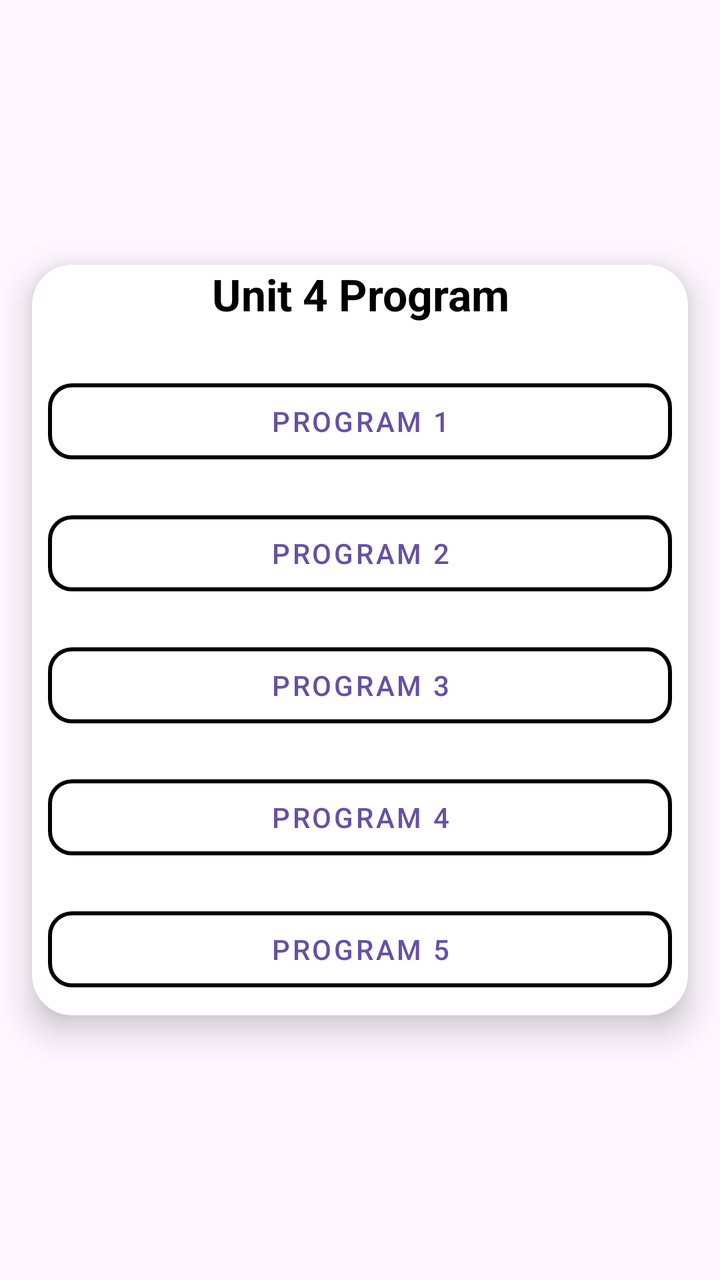
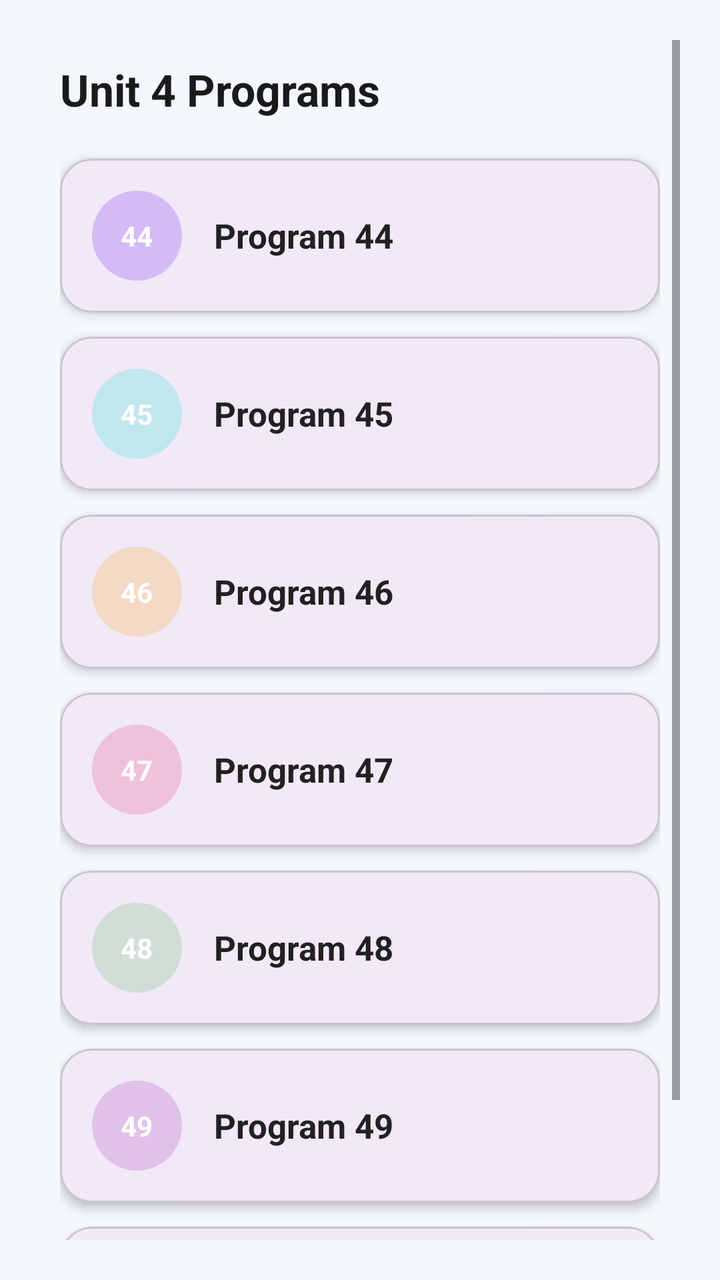

The first picture is an Android layout as it rendered before a commit; the second is the same layout after the commit. The layout source and the unified diff follow.
<!-- AndroidManifest.xml: application theme Theme.MyApplicationMCA -->
<!-- res/layout/activity_unit4_list_page.xml -->
<LinearLayout xmlns:android="http://schemas.android.com/apk/res/android"
    xmlns:app="http://schemas.android.com/apk/res-auto"
    xmlns:tools="http://schemas.android.com/tools"
    android:id="@+id/main"
    android:layout_width="match_parent"
    android:layout_height="match_parent"
    android:animateLayoutChanges="true"
    android:gravity="center"
    android:orientation="vertical"
    tools:context=".UNIT4_LIST_PAGE">

    
    <androidx.cardview.widget.CardView
        android:id="@+id/card_units"
        android:layout_width="match_parent"
        android:layout_height="wrap_content"
        android:padding="16dp"
        android:layout_margin="16dp"
        app:cardCornerRadius="20dp"
        app:cardElevation="10dp">

        <LinearLayout
            android:layout_width="match_parent"
            android:layout_height="wrap_content"
            android:gravity="center"
            android:orientation="vertical">

            <TextView
                android:layout_width="match_parent"
                android:layout_height="wrap_content"
                android:layout_marginBottom="16dp"
                android:gravity="center"
                android:text="Unit 4 Program"
                android:textSize="22sp"
                android:textStyle="bold"
                android:textColor="@android:color/black" />

            
            <com.google.android.material.button.MaterialButton
                android:id="@+id/btnpro1"
                style="@style/Widget.MaterialComponents.Button.OutlinedButton"
                android:layout_width="match_parent"
                android:layout_height="50dp"
                android:layout_margin="8dp"
                android:text="PROGRAM 1"
                app:cornerRadius="12dp"
                app:strokeColor="@color/black"
                app:strokeWidth="2dp" />

            <com.google.android.material.button.MaterialButton
                android:id="@+id/btnpro2"
                style="@style/Widget.MaterialComponents.Button.OutlinedButton"
                android:layout_width="match_parent"
                android:layout_height="50dp"
                android:layout_margin="8dp"
                android:text="PROGRAM 2"
                app:cornerRadius="12dp"
                app:strokeColor="@color/black"
                app:strokeWidth="2dp" />

            <com.google.android.material.button.MaterialButton
                android:id="@+id/btnpro3"
                style="@style/Widget.MaterialComponents.Button.OutlinedButton"
                android:layout_width="match_parent"
                android:layout_height="50dp"
                android:layout_margin="8dp"
                android:text="PROGRAM 3"
                app:cornerRadius="12dp"
                app:strokeColor="@color/black"
                app:strokeWidth="2dp" />

            <com.google.android.material.button.MaterialButton
                android:id="@+id/btnpro4"
                style="@style/Widget.MaterialComponents.Button.OutlinedButton"
                android:layout_width="match_parent"
                android:layout_height="50dp"
                android:layout_margin="8dp"
                android:text="PROGRAM 4"
                app:cornerRadius="12dp"
                app:strokeColor="@color/black"
                app:strokeWidth="2dp" />

            <com.google.android.material.button.MaterialButton
                android:id="@+id/btnpro5"
                style="@style/Widget.MaterialComponents.Button.OutlinedButton"
                android:layout_width="match_parent"
                android:layout_height="50dp"
                android:layout_margin="8dp"
                android:text="PROGRAM 5"
                app:cornerRadius="12dp"
                app:strokeColor="@color/black"
                app:strokeWidth="2dp" />

        </LinearLayout>
    </androidx.cardview.widget.CardView>
</LinearLayout>
<!-- resources referenced by this layout -->
<resources>
  <color name="black">#FF000000</color>
  <style name="Theme.MyApplicationMCA" parent="Base.Theme.MyApplicationMCA" />
  <style name="Base.Theme.MyApplicationMCA" parent="Theme.Material3.Light.NoActionBar">
          <item name="android:windowTranslucentStatus">false</item>
          <item name="android:windowTranslucentNavigation">false</item>
          <item name="android:statusBarColor">@android:color/transparent</item>
          <item name="android:navigationBarColor">@android:color/transparent</item>
  
          <item name="android:windowLightStatusBar">true</item>
          <item name="android:windowLightNavigationBar" tools:targetApi="27">true</item>
      </style>
</resources>

<!-- the commit's change to res/layout/activity_unit4_list_page.xml (unified diff, before → after) -->
@@ -1,96 +1,287 @@
-<LinearLayout xmlns:android="http://schemas.android.com/apk/res/android"
+<?xml version="1.0" encoding="utf-8"?>
+<ScrollView xmlns:android="http://schemas.android.com/apk/res/android"
     xmlns:app="http://schemas.android.com/apk/res-auto"
-    xmlns:tools="http://schemas.android.com/tools"
-    android:id="@+id/main"
     android:layout_width="match_parent"
     android:layout_height="match_parent"
-    android:animateLayoutChanges="true"
-    android:gravity="center"
-    android:orientation="vertical"
-    tools:context=".UNIT4_LIST_PAGE">
-
-    
-    <androidx.cardview.widget.CardView
-        android:id="@+id/card_units"
+    android:background="#F4F7FC"
+    android:fitsSystemWindows="true"
+    android:padding="20dp">
+
+    <LinearLayout
         android:layout_width="match_parent"
         android:layout_height="wrap_content"
-        android:padding="16dp"
-        android:layout_margin="16dp"
-        app:cardCornerRadius="20dp"
-        app:cardElevation="10dp">
-
-        <LinearLayout
-            android:layout_width="match_parent"
-            android:layout_height="wrap_content"
-            android:gravity="center"
-            android:orientation="vertical">
-
-            <TextView
-                android:layout_width="match_parent"
-                android:layout_height="wrap_content"
-                android:layout_marginBottom="16dp"
-                android:gravity="center"
-                android:text="Unit 4 Program"
-                android:textSize="22sp"
-                android:textStyle="bold"
-                android:textColor="@android:color/black" />
-
-            
-            <com.google.android.material.button.MaterialButton
-                android:id="@+id/btnpro1"
-                style="@style/Widget.MaterialComponents.Button.OutlinedButton"
-                android:layout_width="match_parent"
-                android:layout_height="50dp"
-                android:layout_margin="8dp"
-                android:text="PROGRAM 1"
-                app:cornerRadius="12dp"
-                app:strokeColor="@color/black"
-                app:strokeWidth="2dp" />
-
-            <com.google.android.material.button.MaterialButton
-                android:id="@+id/btnpro2"
-                style="@style/Widget.MaterialComponents.Button.OutlinedButton"
-                android:layout_width="match_parent"
-                android:layout_height="50dp"
-                android:layout_margin="8dp"
-                android:text="PROGRAM 2"
-                app:cornerRadius="12dp"
-                app:strokeColor="@color/black"
-                app:strokeWidth="2dp" />
-
-            <com.google.android.material.button.MaterialButton
-                android:id="@+id/btnpro3"
-                style="@style/Widget.MaterialComponents.Button.OutlinedButton"
-                android:layout_width="match_parent"
-                android:layout_height="50dp"
-                android:layout_margin="8dp"
-                android:text="PROGRAM 3"
-                app:cornerRadius="12dp"
-                app:strokeColor="@color/black"
-                app:strokeWidth="2dp" />
-
-            <com.google.android.material.button.MaterialButton
-                android:id="@+id/btnpro4"
-                style="@style/Widget.MaterialComponents.Button.OutlinedButton"
-                android:layout_width="match_parent"
-                android:layout_height="50dp"
-                android:layout_margin="8dp"
-                android:text="PROGRAM 4"
-                app:cornerRadius="12dp"
-                app:strokeColor="@color/black"
-                app:strokeWidth="2dp" />
-
-            <com.google.android.material.button.MaterialButton
-                android:id="@+id/btnpro5"
-                style="@style/Widget.MaterialComponents.Button.OutlinedButton"
-                android:layout_width="match_parent"
-                android:layout_height="50dp"
-                android:layout_margin="8dp"
-                android:text="PROGRAM 5"
-                app:cornerRadius="12dp"
-                app:strokeColor="@color/black"
-                app:strokeWidth="2dp" />
-
-        </LinearLayout>
-    </androidx.cardview.widget.CardView>
-</LinearLayout>
+        android:padding="10dp"
+        android:orientation="vertical">
+
+        
+        <TextView
+            android:layout_width="wrap_content"
+            android:layout_height="wrap_content"
+            android:text="Unit 4 Programs"
+            android:textSize="22sp"
+            android:textStyle="bold"
+            android:textColor="#1A1A1A"
+            android:layout_marginBottom="20dp"/>
+
+        
+        <com.google.android.material.card.MaterialCardView
+            android:id="@+id/btnPro44"
+            android:layout_width="match_parent"
+            android:layout_height="wrap_content"
+            android:layout_marginBottom="12dp"
+            app:cardCornerRadius="16dp"
+            app:cardElevation="3dp">
+
+            <LinearLayout
+                android:layout_width="match_parent"
+                android:layout_height="wrap_content"
+                android:orientation="horizontal"
+                android:padding="16dp"
+                android:gravity="center_vertical">
+
+                <TextView
+                    android:layout_width="45dp"
+                    android:layout_height="45dp"
+                    android:background="@drawable/white_circle_alpha"
+                    android:backgroundTint="#6200EE"
+                    android:gravity="center"
+                    android:text="44"
+                    android:textColor="#FFFFFF"
+                    android:textStyle="bold"/>
+
+                <TextView
+                    android:layout_width="wrap_content"
+                    android:layout_height="wrap_content"
+                    android:layout_marginStart="16dp"
+                    android:text="Program 44"
+                    android:textSize="17sp"
+                    android:textStyle="bold"
+                    android:textColor="#212121"/>
+            </LinearLayout>
+        </com.google.android.material.card.MaterialCardView>
+
+        
+        <com.google.android.material.card.MaterialCardView
+            android:id="@+id/btnPro45"
+            android:layout_width="match_parent"
+            android:layout_height="wrap_content"
+            android:layout_marginBottom="12dp"
+            app:cardCornerRadius="16dp"
+            app:cardElevation="3dp">
+
+            <LinearLayout
+                android:layout_width="match_parent"
+                android:layout_height="wrap_content"
+                android:orientation="horizontal"
+                android:padding="16dp"
+                android:gravity="center_vertical">
+
+                <TextView
+                    android:layout_width="45dp"
+                    android:layout_height="45dp"
+                    android:background="@drawable/white_circle_alpha"
+                    android:backgroundTint="#03DAC5"
+                    android:gravity="center"
+                    android:text="45"
+                    android:textColor="#FFFFFF"
+                    android:textStyle="bold"/>
+
+                <TextView
+                    android:layout_width="wrap_content"
+                    android:layout_height="wrap_content"
+                    android:layout_marginStart="16dp"
+                    android:text="Program 45"
+                    android:textSize="17sp"
+                    android:textStyle="bold"
+                    android:textColor="#212121"/>
+            </LinearLayout>
+        </com.google.android.material.card.MaterialCardView>
+
+        
+        <com.google.android.material.card.MaterialCardView
+            android:id="@+id/btnPro46"
+            android:layout_width="match_parent"
+            android:layout_height="wrap_content"
+            android:layout_marginBottom="12dp"
+            app:cardCornerRadius="16dp"
+            app:cardElevation="3dp">
+
+            <LinearLayout
+                android:layout_width="match_parent"
+                android:layout_height="wrap_content"
+                android:orientation="horizontal"
+                android:padding="16dp"
+                android:gravity="center_vertical">
+
+                <TextView
+                    android:layout_width="45dp"
+                    android:layout_height="45dp"
+                    android:background="@drawable/white_circle_alpha"
+                    android:backgroundTint="#FF9800"
+                    android:gravity="center"
+                    android:text="46"
+                    android:textColor="#FFFFFF"
+                    android:textStyle="bold"/>
+
+                <TextView
+                    android:layout_width="wrap_content"
+                    android:layout_height="wrap_content"
+                    android:layout_marginStart="16dp"
+                    android:text="Program 46"
+                    android:textSize="17sp"
+                    android:textStyle="bold"
+                    android:textColor="#212121"/>
+            </LinearLayout>
+        </com.google.android.material.card.MaterialCardView>
+
+        
+        <com.google.android.material.card.MaterialCardView
+            android:id="@+id/btnPro47"
+            android:layout_width="match_parent"
+            android:layout_height="wrap_content"
+            android:layout_marginBottom="12dp"
+            app:cardCornerRadius="16dp"
+            app:cardElevation="3dp">
+
+            <LinearLayout
+                android:layout_width="match_parent"
+                android:layout_height="wrap_content"
+                android:orientation="horizontal"
+                android:padding="16dp"
+                android:gravity="center_vertical">
+
+                <TextView
+                    android:layout_width="45dp"
+                    android:layout_height="45dp"
+                    android:background="@drawable/white_circle_alpha"
+                    android:backgroundTint="#E91E63"
+                    android:gravity="center"
+                    android:text="47"
+                    android:textColor="#FFFFFF"
+                    android:textStyle="bold"/>
+
+                <TextView
+                    android:layout_width="wrap_content"
+                    android:layout_height="wrap_content"
+                    android:layout_marginStart="16dp"
+                    android:text="Program 47"
+                    android:textSize="17sp"
+                    android:textStyle="bold"
+                    android:textColor="#212121"/>
+            </LinearLayout>
+        </com.google.android.material.card.MaterialCardView>
+
+        
+        <com.google.android.material.card.MaterialCardView
+            android:id="@+id/btnPro48"
+            android:layout_width="match_parent"
+            android:layout_height="wrap_content"
+            android:layout_marginBottom="12dp"
+            app:cardCornerRadius="16dp"
+            app:cardElevation="3dp">
+
+            <LinearLayout
+                android:layout_width="match_parent"
+                android:layout_height="wrap_content"
+                android:orientation="horizontal"
+                android:padding="16dp"
+                android:gravity="center_vertical">
+
+                <TextView
+                    android:layout_width="45dp"
+                    android:layout_height="45dp"
+                    android:background="@drawable/white_circle_alpha"
+                    android:backgroundTint="#4CAF50"
+                    android:gravity="center"
+                    android:text="48"
+                    android:textColor="#FFFFFF"
+                    android:textStyle="bold"/>
+
+                <TextView
+                    android:layout_width="wrap_content"
+                    android:layout_height="wrap_content"
+                    android:layout_marginStart="16dp"
+                    android:text="Program 48"
+                    android:textSize="17sp"
+                    android:textStyle="bold"
+                    android:textColor="#212121"/>
+            </LinearLayout>
+        </com.google.android.material.card.MaterialCardView>
+
+        
+        <com.google.android.material.card.MaterialCardView
+            android:id="@+id/btnPro49"
+            android:layout_width="match_parent"
+            android:layout_height="wrap_content"
+            android:layout_marginBottom="12dp"
+            app:cardCornerRadius="16dp"
+            app:cardElevation="3dp">
+
+            <LinearLayout
+                android:layout_width="match_parent"
+                android:layout_height="wrap_content"
+                android:orientation="horizontal"
+                android:padding="16dp"
+                android:gravity="center_vertical">
+
+                <TextView
+                    android:layout_width="45dp"
+                    android:layout_height="45dp"
+                    android:background="@drawable/white_circle_alpha"
+                    android:backgroundTint="#9C27B0"
+                    android:gravity="center"
+                    android:text="49"
+                    android:textColor="#FFFFFF"
+                    android:textStyle="bold"/>
+
+                <TextView
+                    android:layout_width="wrap_content"
+                    android:layout_height="wrap_content"
+                    android:layout_marginStart="16dp"
+                    android:text="Program 49"
+                    android:textSize="17sp"
+                    android:textStyle="bold"
+                    android:textColor="#212121"/>
+            </LinearLayout>
+        </com.google.android.material.card.MaterialCardView>
+
+        
+        <com.google.android.material.card.MaterialCardView
+            android:id="@+id/btnPro50"
+            android:layout_width="match_parent"
+            android:layout_height="wrap_content"
+            android:layout_marginBottom="24dp"
+            app:cardCornerRadius="16dp"
+            app:cardElevation="3dp">
+
+            <LinearLayout
+                android:layout_width="match_parent"
+                android:layout_height="wrap_content"
+                android:orientation="horizontal"
+                android:padding="16dp"
+                android:gravity="center_vertical">
+
+                <TextView
+                    android:layout_width="45dp"
+                    android:layout_height="45dp"
+                    android:background="@drawable/white_circle_alpha"
+                    android:backgroundTint="#FF5722"
+                    android:gravity="center"
+                    android:text="50"
+                    android:textColor="#FFFFFF"
+                    android:textStyle="bold"/>
+
+                <TextView
+                    android:layout_width="wrap_content"
+                    android:layout_height="wrap_content"
+                    android:layout_marginStart="16dp"
+                    android:text="Program 50"
+                    android:textSize="17sp"
+                    android:textStyle="bold"
+                    android:textColor="#212121"/>
+            </LinearLayout>
+        </com.google.android.material.card.MaterialCardView>
+
+    </LinearLayout>
+
+</ScrollView>
<!-- resource entries referenced after the edit -->
@@ -1,6 +1,11 @@
 <!-- resources referenced by this layout -->
 <resources>
-  <color name="black">#FF000000</color>
+  <!-- drawable white_circle_alpha (drawable) -->
+  <?xml version="1.0" encoding="utf-8"?>
+  <shape xmlns:android="http://schemas.android.com/apk/res/android"
+      android:shape="oval">
+      <solid android:color="#33FFFFFF" />
+  </shape>
   <style name="Theme.MyApplicationMCA" parent="Base.Theme.MyApplicationMCA" />
   <style name="Base.Theme.MyApplicationMCA" parent="Theme.Material3.Light.NoActionBar">
           <item name="android:windowTranslucentStatus">false</item>
